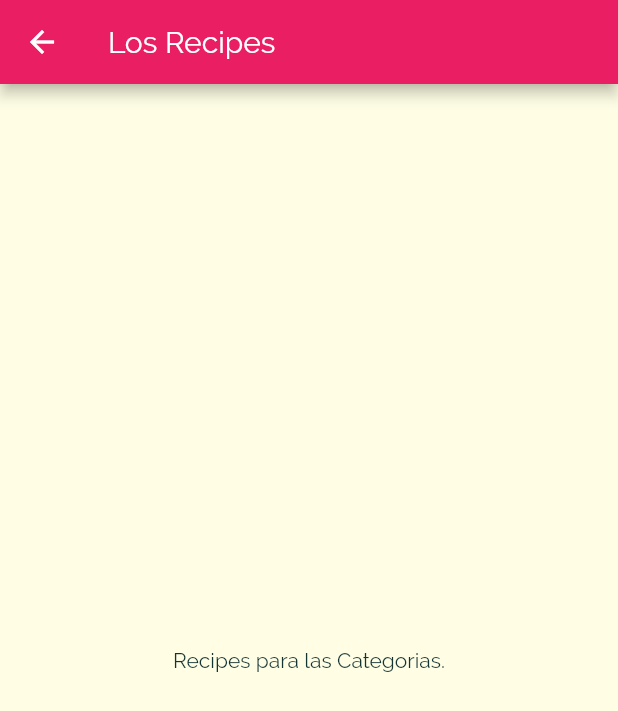
After one commit to Alex9790/MealsApp, a Flutter app: the screen it shows after launch, after a tap on "Italian", on a phone screen of 412 x 824 dp. The commit adds this screen. Shown: the top 711 px of the screen. Run offline on Flutter 3.47's test engine with Material 2 defaults, Android fonts, the phone set to English and light mode, and no system bars.

Commit message:
7. Se agrega nuevo Widget que sera la pantalla con la lista de Recipes segun la categoria seleccionada, y se agrega la funcionalidad de pasar de pantalla en CategoryItem()

```diff
--- a/meals_app/lib/category_item.dart
+++ b/meals_app/lib/category_item.dart
@@ -1,4 +1,6 @@
 import 'package:flutter/material.dart';
+
+import './category_meals_screen.dart';
 
 class CategoryItem extends StatelessWidget {
   String title;
@@ -6,12 +8,34 @@ class CategoryItem extends StatelessWidget {
 
   CategoryItem(this.title, this.color);
 
+  void selectCategory(BuildContext context) {
+    //clase de Flutter cuya funcionalidad es el paso de pantallas
+    Navigator.of(context).push(
+      MaterialPageRoute(
+        builder: (_) {
+          //recibe context de parametro, pero como no se usa se ignora con "_"
+          return CategoryMealsScreen();
+        },
+      ),
+    );
+  }
+
   @override
   Widget build(BuildContext context) {
-    return Container(
+    return InkWell(
+      //metodo donde se pasara de pantalla, necesita el context de la App
+      onTap: () => selectCategory(context),
+      //ripple effect, defines el color de las olas
+      splashColor: Theme.of(context).primaryColor,
+      //asegurarse que sea el mismo BorderRadius que el del Container(), para que las olas se animen correctamente
+      borderRadius: BorderRadius.circular(15),
+      child: Container(
         //se agrgea un poco de optimizacion agregando "const"
         padding: const EdgeInsets.all(15),
-      child: Text(title, style: Theme.of(context).textTheme.title,),
+        child: Text(
+          title,
+          style: Theme.of(context).textTheme.title,
+        ),
         //estilizando el Background
         decoration: BoxDecoration(
           gradient: LinearGradient(
@@ -21,7 +45,8 @@ class CategoryItem extends StatelessWidget {
             end: Alignment.bottomRight,
           ),
           //suavizar las esqinas / borde redondo
-        borderRadius: BorderRadius.circular(15)
+          borderRadius: BorderRadius.circular(15),
+        ),
       ),
     );
   }
--- /dev/null
+++ b/meals_app/lib/category_meals_screen.dart
@@ -0,0 +1,15 @@
+import 'package:flutter/material.dart';
+
+class CategoryMealsScreen extends StatelessWidget {
+  @override
+  Widget build(BuildContext context) {
+    return Scaffold(
+      appBar: AppBar(
+        title: Text("Los Recipes"),
+      ),
+      body: Center(
+        child: Text("Recipes para las Categorias."),
+      ),
+    );
+  }
+}
```
Lines whose indentation alone changed are shown as unchanged.
